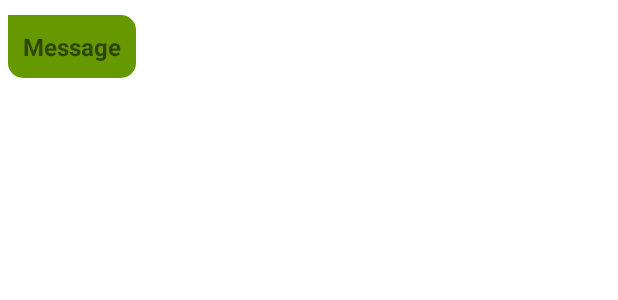
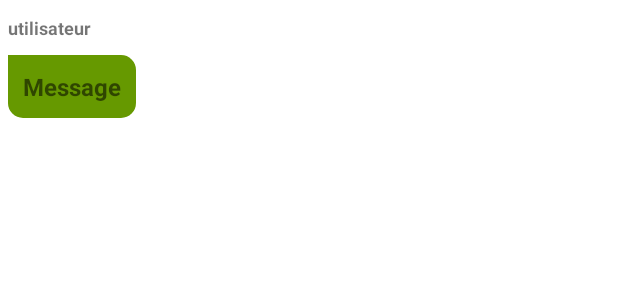
Before and after one commit to trak-dev/pictochat, an Android app: the layout list_item.xml on its own in the app's theme, with its tools: preview values and no code run, on a phone screen of 412 x 824 dp. Shown: the top 300 px of the screen. Run offline under Robolectric (Android 15) with nearby library versions, the phone set to English and light mode, and no system bars.

Commit message:
chat sens unique avec nom envoyeur

```diff
--- a/app/src/main/res/layout/activity_chat.xml
+++ b/app/src/main/res/layout/activity_chat.xml
@@ -11,7 +11,7 @@
 
     <LinearLayout
         android:layout_width="match_parent"
-        android:layout_height="600dp"
+        android:layout_height="680dp"
         android:layout_weight="5"
         android:orientation="horizontal"
         android:paddingStart="10dp"
@@ -23,8 +23,7 @@
             android:id="@+id/listView"
             android:layout_width="match_parent"
             android:layout_height="match_parent"
-            android:divider="@null"
-            android:dividerHeight="12dp" />
+            android:divider="@null" />
     </LinearLayout>
 
     <LinearLayout
--- a/app/src/main/res/layout/list_item.xml
+++ b/app/src/main/res/layout/list_item.xml
@@ -1,15 +1,30 @@
 <?xml version="1.0" encoding="utf-8"?>
-<!-- single item -->
+<LinearLayout xmlns:android="http://schemas.android.com/apk/res/android"
+    xmlns:app="http://schemas.android.com/apk/res-auto"
+    xmlns:tools="http://schemas.android.com/tools"
+    android:layout_width="match_parent"
+    android:layout_height="match_parent"
+    android:orientation="vertical">
+    <TextView
+        android:id="@+id/user"
+        android:layout_width="wrap_content"
+        android:layout_height="wrap_content"
+        android:text="utilisateur"
+        android:textSize="12sp"
+        android:textStyle="bold"
+        android:layout_marginStart="5dp"
+        android:layout_marginTop="10dp"
+        />
 <TextView
-    xmlns:android="http://schemas.android.com/apk/res/android"
-    android:id="@+id/label"
+    android:id="@+id/message"
     android:layout_width="wrap_content"
     android:layout_height="wrap_content"
     android:padding="10dp"
     android:text="Message"
-    android:textSize="16dp"
+    android:textSize="16sp"
     android:textStyle="bold"
     android:background="@drawable/background"
-    android:layout_marginLeft="5dp"
+    android:layout_marginStart="5dp"
     android:layout_marginTop="10dp"
     />
+</LinearLayout>
```
Also changed, not shown: app/src/main/java/com/example/pictochat/Chat.java (+17 -10 lines), app/src/main/java/com/example/pictochat/Items.java (added, +26 -0 lines), app/src/main/java/com/example/pictochat/ListAdapter.java (added, +52 -0 lines).
